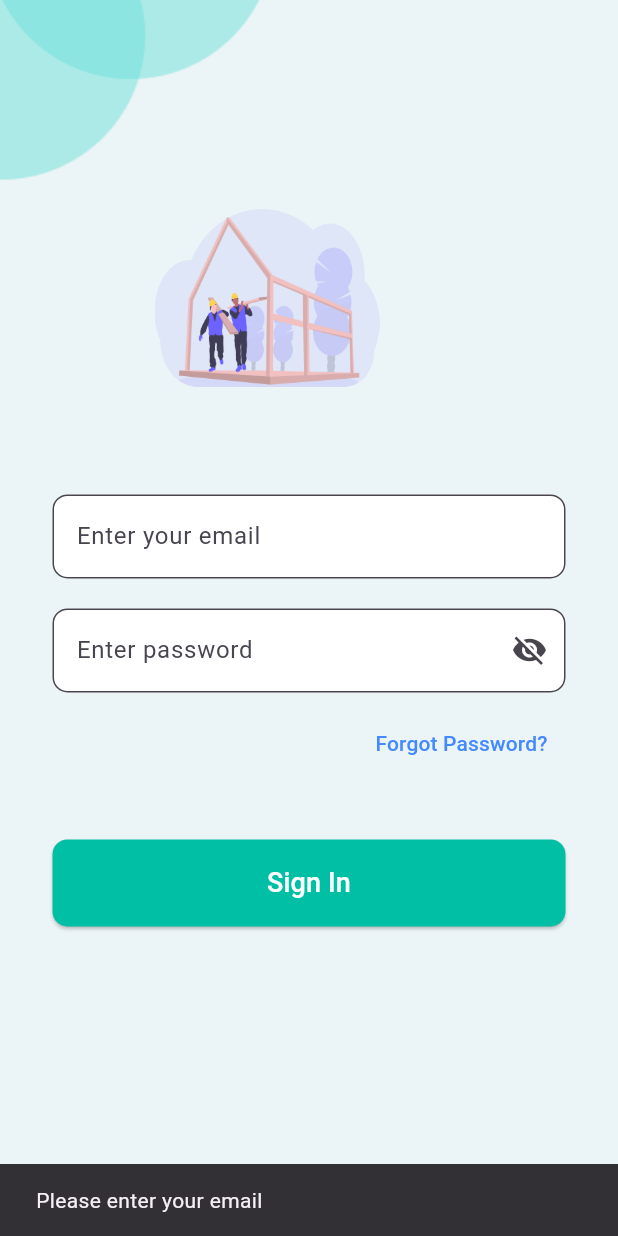
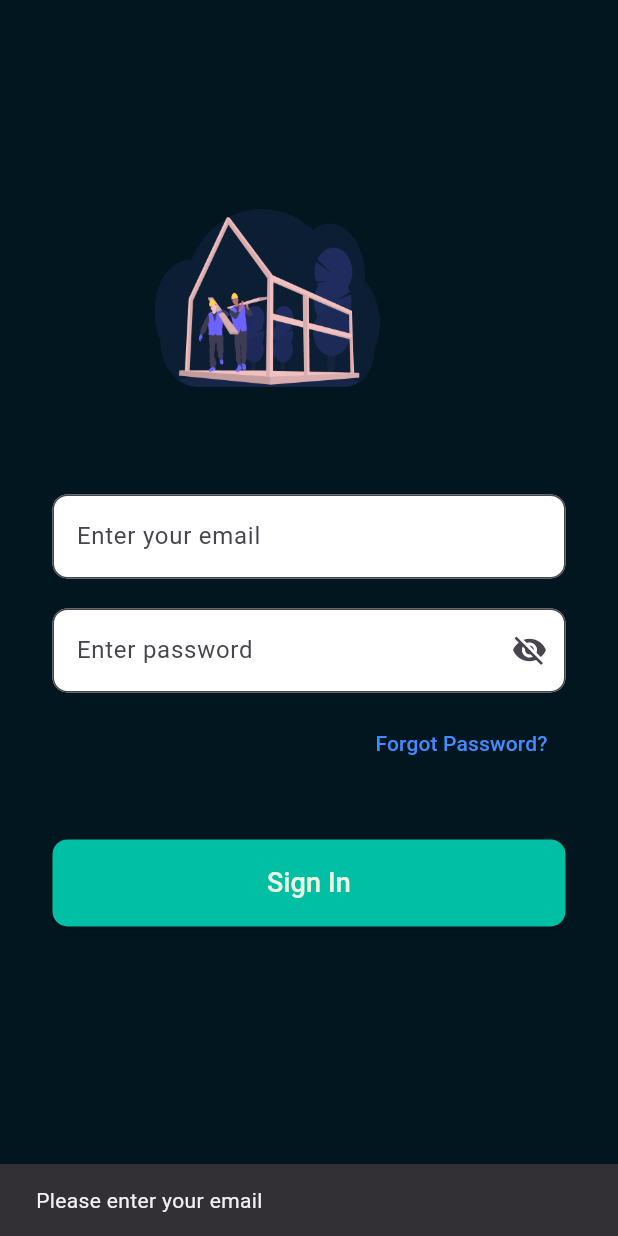
Before and after one commit to NepThunder/vizscope, a Flutter app: the screen it shows after launch, after a tap on "Sign In", on a phone screen of 412 x 824 dp. Run offline on Flutter 3.47's test engine with Material 3 defaults, Android fonts, the phone set to English and light mode, and no system bars; our stand-ins replace firebase_auth, firebase_core, flutter_dotenv, logger, lottie, photo_view; accounts and stored records are empty.

Commit message:
modified:   android/app/src/main/AndroidManifest.xml 	new file:   assets/animations/Animation.json 	new file:   assets/images/background_image_1.png 	new file:   lib/colors 	new file:   lib/colors.dart 	new file:   lib/internetChecker/internet_checker.dart 	modified:   lib/main.dart 	modified:   lib/pages/home.dart 	modified:   lib/pages/image_grid_view.dart 	modified:   lib/pages/login_authentication.dart 	modified:   lib/pages/project_details.dart 	modified:   lib/pages/splash_screen.dart 	modified:   pubspec.lock 	modified:   pubspec.yaml

```diff
--- /dev/null
+++ b/lib/colors.dart
@@ -0,0 +1,9 @@
+import 'dart:ui';
+
+class AppColor {
+  static const Color bgColor = Color(0xFF01161E);
+  static const Color textColor = Color(0xFFEFF6E0);
+  static const Color containerColor = Color(0xFF124559);
+  static const Color secondarycontainerColor = Color(0xFFAEC3B0);
+  static const Color secondaryTextColor = Color(0xFFDDDFDF);
+}
--- a/lib/main.dart
+++ b/lib/main.dart
@@ -3,7 +3,6 @@ import 'package:flutter/material.dart';
 import 'package:logger/logger.dart';
 import 'package:vizscope/pages/login_authentication.dart';
 import 'package:vizscope/pages/home.dart';
-import 'package:vizscope/pages/project_details.dart';
 import 'package:vizscope/pages/splash_screen.dart';
 import 'package:flutter_dotenv/flutter_dotenv.dart';
 
@@ -18,15 +17,22 @@ void main() async {
     logger.e(e.toString());
   }
 
-  runApp(MaterialApp(
+  runApp(const Routepath());
+}
+
+class Routepath extends StatelessWidget {
+  const Routepath({super.key});
+
+  @override
+  Widget build(BuildContext context) {
+    return MaterialApp(
       initialRoute: '/',
       routes: {
         '/': (context) => const SplashScreen(),
         '/authentication': (context) => const LoginAuthentication(),
         '/home': (context) => const Home(),
-      '/details': (context) =>
-          const ProjectDetails(projectName: "Horizn Heights Development"),
       },
       debugShowCheckedModeBanner: false,
-  ));
+    );
   }
+}
--- a/lib/pages/login_authentication.dart
+++ b/lib/pages/login_authentication.dart
@@ -1,6 +1,7 @@
 import 'package:firebase_auth/firebase_auth.dart';
 import 'package:flutter/material.dart';
 import 'package:logger/logger.dart';
+import 'package:vizscope/colors.dart';
 import 'package:vizscope/firebase/firebase_auth.dart';
 import 'package:vizscope/pages/forgot_password.dart';
 
@@ -101,11 +102,14 @@ class _LoginAuthenticationState extends State<LoginAuthentication> {
   Widget build(BuildContext context) {
     return Container(
       decoration: const BoxDecoration(
-        image: DecorationImage(
-          image: AssetImage('assets/images/background_image.png'),
-          fit: BoxFit.cover,
-        ),
-      ),
+          // color: Colors.grey[100],
+          //   color: Color(0xFFD9BBF9),
+          color: AppColor.bgColor
+          // image: DecorationImage(
+          //   // image: AssetImage('assets/images/background_image_1.png'),
+          //   fit: BoxFit.cover,
+          // ),
+          ),
       child: Scaffold(
         backgroundColor: Colors.transparent,
         body: SingleChildScrollView(
@@ -195,16 +199,17 @@ class _LoginAuthenticationState extends State<LoginAuthentication> {
                             borderRadius: BorderRadius.circular(10),
                           ),
                           backgroundColor: const Color(0xFF00BFA5),
+                          // backgroundColor: AppColor.secondarycontainerColor,
                         ),
                         child: _isSigning
                             ? const CircularProgressIndicator(
-                                color: Colors.white,
+                                color: AppColor.textColor,
                               )
                             : const Text(
                                 "Sign In",
                                 style: TextStyle(
                                   fontSize: 18,
-                                  color: Color.fromARGB(255, 255, 255, 255),
+                                  color: AppColor.textColor,
                                 ),
                               ),
                       ),
--- a/lib/pages/splash_screen.dart
+++ b/lib/pages/splash_screen.dart
@@ -42,7 +42,9 @@ class _SplashScreenState extends State<SplashScreen> {
   Widget _buildAnimation() {
     String currentYear = DateTime.now().year.toString();
 
-    return Stack(
+    return Container(
+      color: const Color(0xFF01161E),
+      child: Stack(
         children: [
           Center(
             child: Lottie.asset(
@@ -61,12 +63,13 @@ class _SplashScreenState extends State<SplashScreen> {
                 style: const TextStyle(
                   fontSize: 14,
                   fontWeight: FontWeight.w500,
-                color: Color.fromARGB(184, 0, 0, 0),
+                  color: Color(0xFFEFF6E0),
                 ),
               ),
             ),
           ),
         ],
+      ),
     );
   }
 }
--- a/pubspec.yaml
+++ b/pubspec.yaml
@@ -44,6 +44,8 @@ dependencies:
   # Use with the CupertinoIcons class for iOS style icons.
   cupertino_icons: ^1.0.2
   http: ^1.2.2
+  connectivity_plus: ^6.0.5
+  internet_connection_checker_plus: ^2.5.2
 
 
 
```
Also changed, not shown: assets/animations/Animation.json (added, +1 -0 lines), lib/internetChecker/internet_checker.dart (added, +59 -0 lines), lib/pages/home.dart (+20 -16 lines), lib/pages/image_grid_view.dart (+8 -1 lines), lib/pages/project_details.dart (+72 -55 lines), assets/images/background_image_1.png (added), pubspec.lock, 2 other files. Lines whose indentation alone changed are shown as unchanged.
